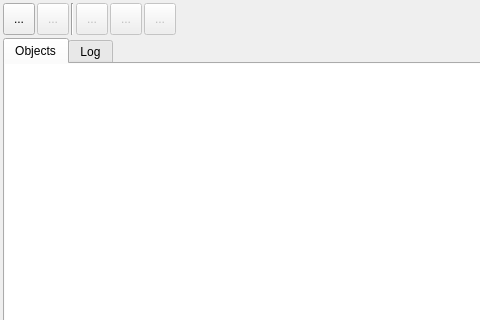
Before: the Qt Designer form FilesystemWatcher.ui in FelixdelasPozas/FilesystemWatcher, drawn with Qt 5; both pictures show x 0 to 480 and y 0 to 320 of the 624 by 547 pixel window.
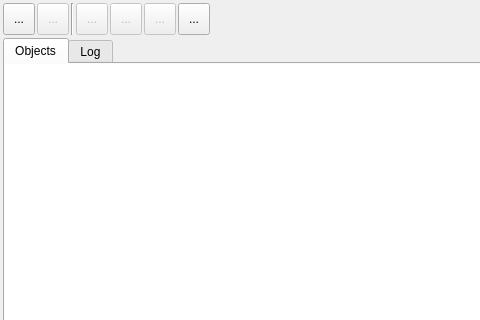
After: the same form once the commit is applied. The open tabs and pages were chosen to show the change. Icons and pictures are not drawn.

Commit message: Option to mute alarms. Bump to version 1.1.0.

What changed in the file:
```diff
--- a/FilesystemWatcher.ui
+++ b/FilesystemWatcher.ui
@@ -217,6 +217,38 @@
        </property>
       </widget>
      </item>
+     <item>
+      <widget class="QToolButton" name="m_mute">
+       <property name="minimumSize">
+        <size>
+         <width>32</width>
+         <height>32</height>
+        </size>
+       </property>
+       <property name="toolTip">
+        <string>Mute alarms.</string>
+       </property>
+       <property name="statusTip">
+        <string>Mute alarms.</string>
+       </property>
+       <property name="text">
+        <string>...</string>
+       </property>
+       <property name="icon">
+        <iconset resource="rsc/resources.qrc">
+         <normaloff>:/FilesystemWatcher/eye-disabled.svg</normaloff>:/FilesystemWatcher/eye-disabled.svg</iconset>
+       </property>
+       <property name="iconSize">
+        <size>
+         <width>24</width>
+         <height>24</height>
+        </size>
+       </property>
+       <property name="checkable">
+        <bool>true</bool>
+       </property>
+      </widget>
+     </item>
      <item>
       <spacer name="horizontalSpacer_2">
        <property name="orientation">
```
Left out of the diff: 2 changed lines with no effect on the pictures. The commit also changes 6 other files.
